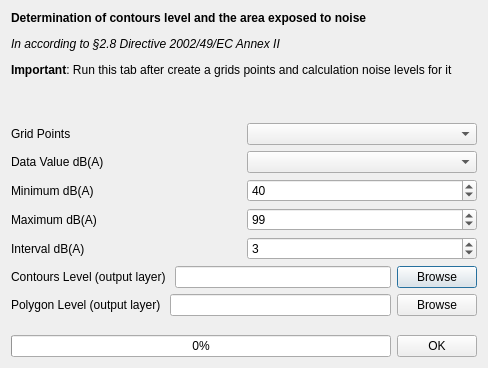
pierluigiderosa/openoise, file tools/ui_CreateGrid.ui: the form before one commit.
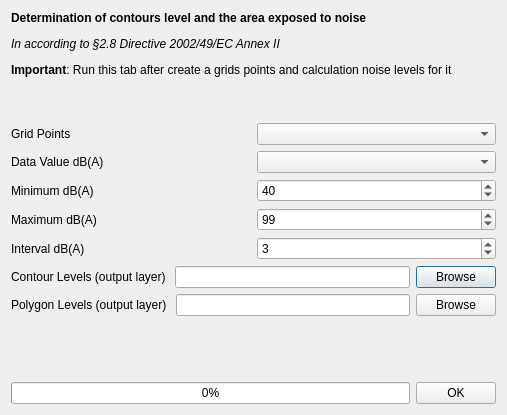
The form after the commit. Custom widgets are drawn as their Qt base class.

```diff
--- a/tools/ui_CreateGrid.ui
+++ b/tools/ui_CreateGrid.ui
@@ -6,8 +6,8 @@
    <rect>
     <x>0</x>
     <y>0</y>
-    <width>488</width>
-    <height>368</height>
+    <width>507</width>
+    <height>415</height>
    </rect>
   </property>
   <property name="windowTitle">
@@ -111,7 +111,7 @@
      <item>
       <widget class="QLabel" name="label_9">
        <property name="text">
-        <string>Contours Level (output layer) </string>
+        <string>Contour Levels (output layer) </string>
        </property>
       </widget>
      </item>
@@ -132,7 +132,7 @@
      <item>
       <widget class="QLabel" name="label_12">
        <property name="text">
-        <string>Polygon Level (output layer) </string>
+        <string>Polygon Levels (output layer) </string>
        </property>
       </widget>
      </item>
```
Left out of the diff: 2 changed lines with no effect on the pictures.
